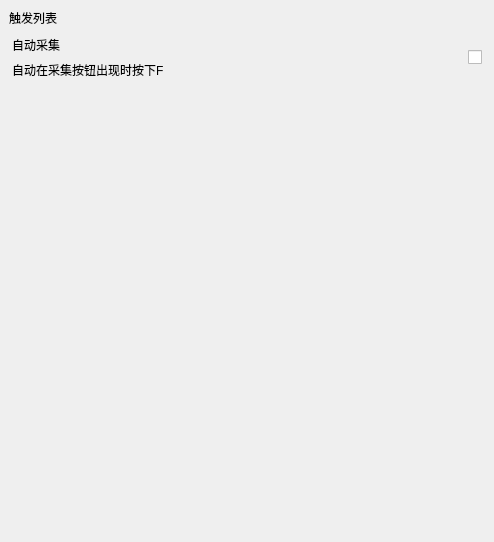
Above: app/ui/trigger_interface.ui from LaoZhuJackson/SnowbreakAutoAssistant before the change. Below: the same form after it.
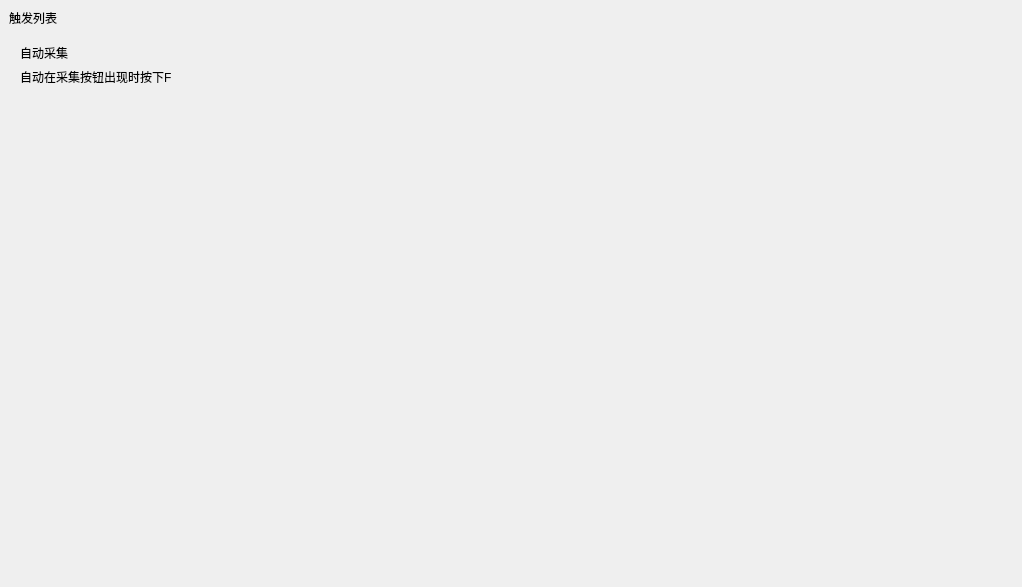
That is the form after the change. Custom widgets are drawn as their Qt base class.

The edit to the form file:
```diff
--- a/app/ui/trigger_interface.ui
+++ b/app/ui/trigger_interface.ui
@@ -6,8 +6,8 @@
    <rect>
     <x>0</x>
     <y>0</y>
-    <width>494</width>
-    <height>542</height>
+       <width>1022</width>
+       <height>587</height>
    </rect>
   </property>
   <property name="windowTitle">
@@ -48,42 +48,21 @@
         </property>
         <layout class="QGridLayout" name="gridLayout_5">
          <property name="leftMargin">
-          <number>3</number>
+             <number>11</number>
          </property>
          <property name="topMargin">
-          <number>3</number>
+             <number>11</number>
          </property>
          <property name="rightMargin">
-          <number>3</number>
+             <number>11</number>
          </property>
          <property name="bottomMargin">
-          <number>3</number>
+             <number>11</number>
          </property>
          <property name="spacing">
           <number>6</number>
          </property>
-         <item row="0" column="1">
-          <widget class="StrongBodyLabel" name="StrongBodyLabel">
-           <property name="text">
-            <string>自动采集</string>
-           </property>
-          </widget>
-         </item>
-         <item row="1" column="1">
-          <widget class="BodyLabel" name="BodyLabel">
-           <property name="text">
-            <string>自动在采集按钮出现时按下F</string>
-           </property>
-          </widget>
-         </item>
-         <item row="0" column="3" rowspan="2">
-          <widget class="QCheckBox" name="checkBox">
-           <property name="text">
-            <string/>
-           </property>
-          </widget>
-         </item>
-         <item row="1" column="2">
+            <item row="2" column="5">
           <spacer name="horizontalSpacer">
            <property name="orientation">
             <enum>Qt::Horizontal</enum>
@@ -96,6 +75,34 @@
            </property>
           </spacer>
          </item>
+            <item row="2" column="4">
+                <layout class="QVBoxLayout" name="verticalLayout">
+                    <item>
+                        <widget class="StrongBodyLabel" name="StrongBodyLabel">
+                            <property name="text">
+                                <string>自动采集</string>
+                            </property>
+                        </widget>
+                    </item>
+                    <item>
+                        <widget class="BodyLabel" name="BodyLabel">
+                            <property name="text">
+                                <string>自动在采集按钮出现时按下F</string>
+                            </property>
+                            <property name="darkColor" stdset="0">
+                                <color>
+                                    <red>204</red>
+                                    <green>204</green>
+                                    <blue>204</blue>
+                                </color>
+                            </property>
+                        </widget>
+                    </item>
+                </layout>
+            </item>
+            <item row="2" column="6">
+                <widget class="SwitchButton" name="SwitchButton_1"/>
+         </item>
         </layout>
        </widget>
       </item>
@@ -125,6 +132,11 @@
   </layout>
  </widget>
  <customwidgets>
+     <customwidget>
+         <class>SwitchButton</class>
+         <extends>QWidget</extends>
+         <header>qfluentwidgets</header>
+     </customwidget>
   <customwidget>
    <class>CardWidget</class>
    <extends>QFrame</extends>
```
Lines whose indentation alone changed are shown as unchanged.
